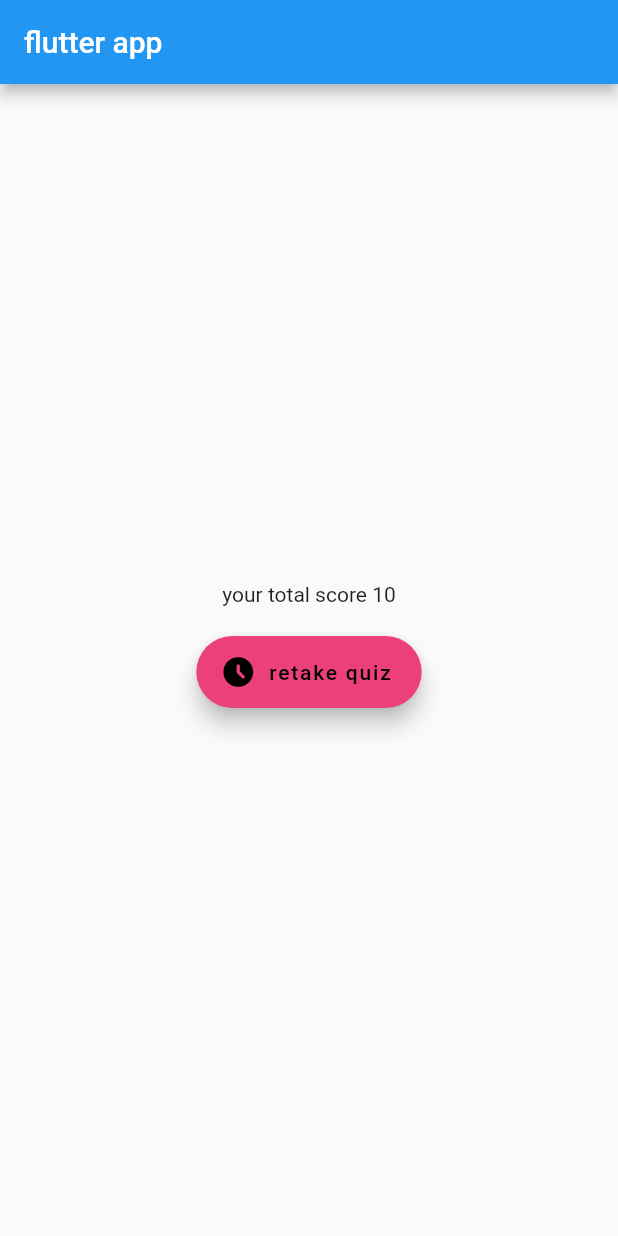
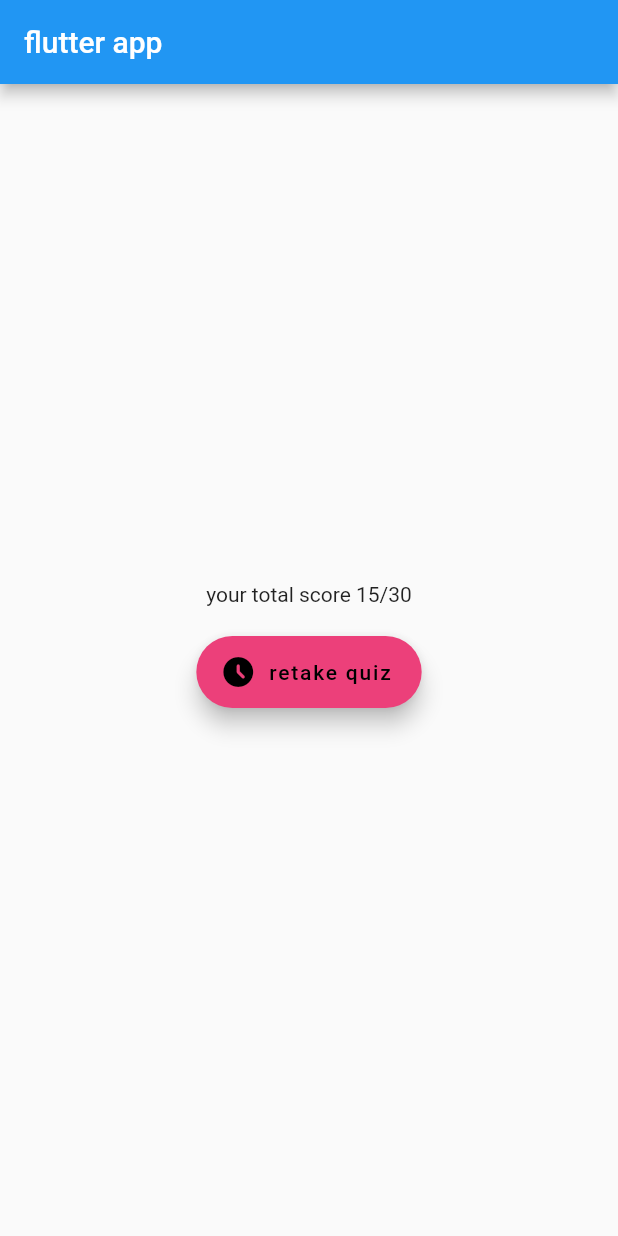
Before and after one commit to Heba1998/First-flutter-app, a Flutter app: the screen it shows after launch, after a tap on "black", after a tap on "Pizza", after a tap on "orange", on a phone screen of 412 x 824 dp. Run offline on Flutter 3.47's test engine with Material 2 defaults, Android fonts, the phone set to English and light mode, and no system bars.

Commit message:
edit line

```diff
--- a/quiz_app/lib/main.dart
+++ b/quiz_app/lib/main.dart
@@ -138,9 +138,9 @@ class _AppState extends State<App> {
     {
       'question': 'what\'s your favorite color?',
       'answer': [
-        {'text': 'black', 'score': 5},
-        {'text': 'red', 'score': 1},
-        {'text': 'blue', 'score': 1}
+        {'text': 'black', 'score': 10},
+        {'text': 'red', 'score': 0},
+        {'text': 'blue', 'score': 5}
       ],
     },
     {
@@ -154,8 +154,8 @@ class _AppState extends State<App> {
     {
       'question': 'what\'s your favorite drink?',
       'answer': [
-        {'text': 'water', 'score': 10},
-        {'text': 'lemon', 'score': 5},
+        {'text': 'water', 'score': 5},
+        {'text': 'lemon', 'score': 10},
         {'text': 'orange', 'score': 0}
       ],
     },
@@ -205,7 +205,7 @@ class _AppState extends State<App> {
                 mainAxisAlignment: MainAxisAlignment.center,
                 crossAxisAlignment: CrossAxisAlignment.center,
                 children: [
-                  Text('your total score ${_totalscore.toString()}'),
+                  Text('your total score ${_totalscore.toString()}/30'),
                   Container(
                     margin: const EdgeInsets.all(20),
                     child: Center(
```
